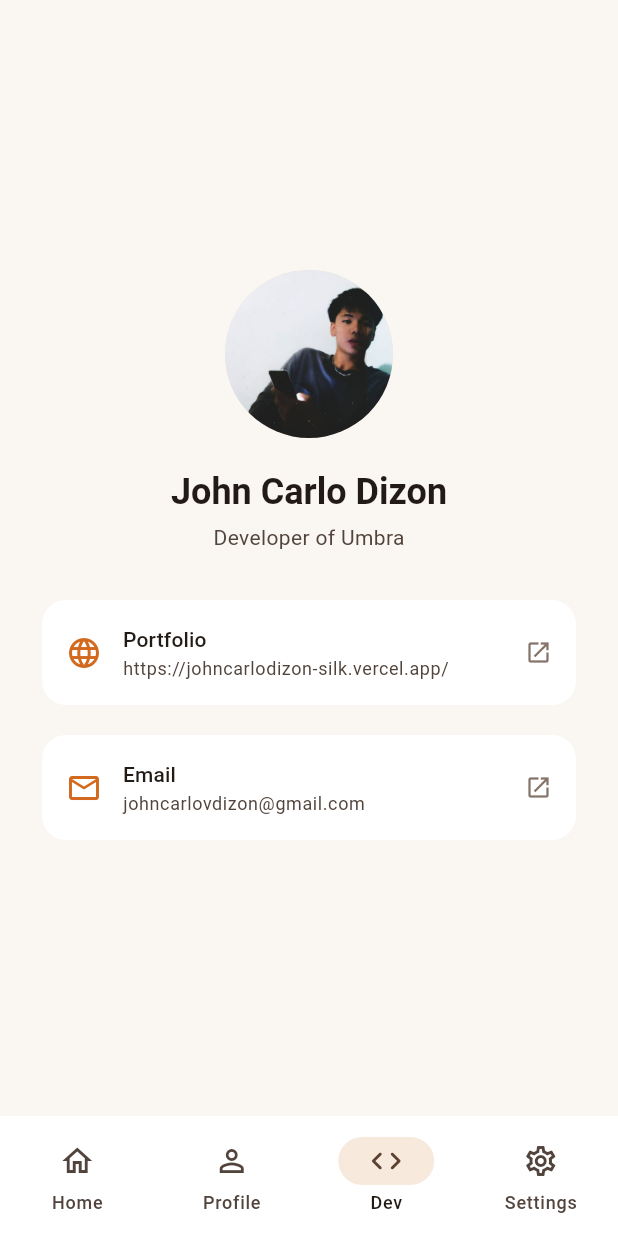
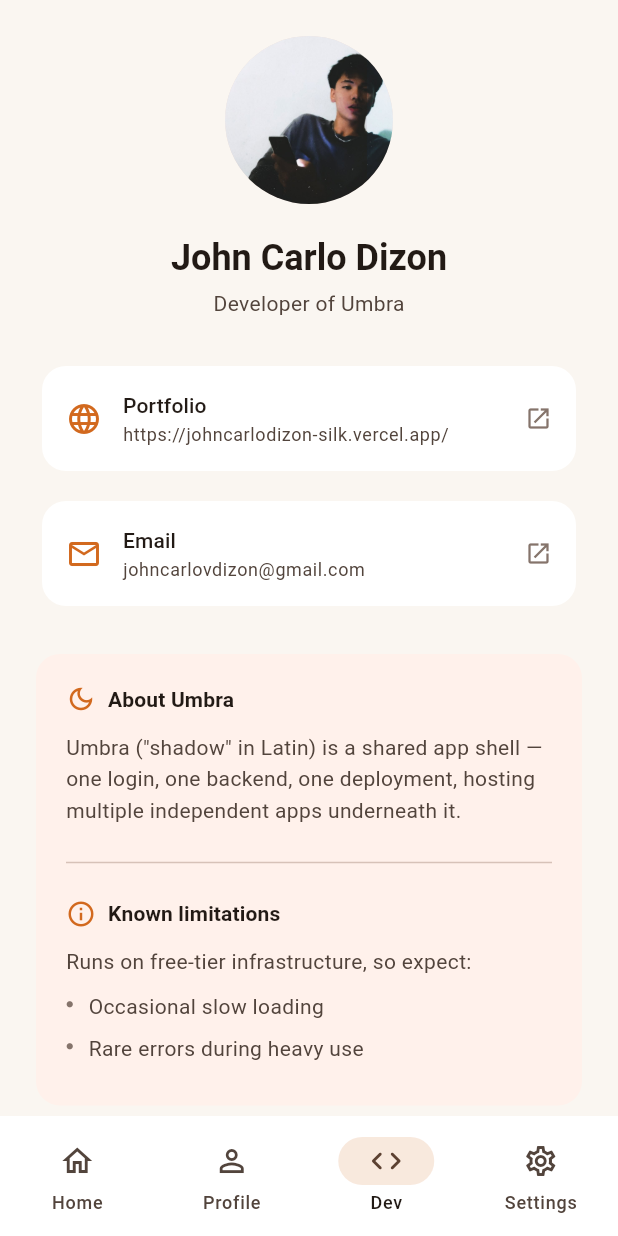
Before and after one commit to johncarlo-dizon/umbra, a Flutter app: the screen it shows after launch, item 3 of the bottom bar chosen, on a phone screen of 412 x 824 dp. Run offline on Flutter 3.47's test engine with Material 3 defaults, Android fonts, the light colour scheme and no system bars; our stand-ins replace cached_network_image, go_router, supabase_flutter; accounts and stored records are empty.

Commit message:
dev part

```diff
--- a/lib/core/screens/dev_screen.dart
+++ b/lib/core/screens/dev_screen.dart
@@ -22,7 +22,7 @@ class DevScreen extends StatelessWidget {
     return Center(
       child: ConstrainedBox(
         constraints: const BoxConstraints(maxWidth: 420),
-        child: Padding(
+        child: SingleChildScrollView(
           padding: const EdgeInsets.all(24),
           child: Column(
             mainAxisSize: MainAxisSize.min,
@@ -64,9 +64,123 @@ class DevScreen extends StatelessWidget {
                 subtitle: _email,
                 onTap: _openEmail,
               ),
+              const SizedBox(height: 28),
+              const _AboutUmbraCard(),
             ],
           ),
         ),
+      ),
+    );
+  }
+}
+
+class _AboutUmbraCard extends StatelessWidget {
+  const _AboutUmbraCard();
+
+  @override
+  Widget build(BuildContext context) {
+    return Container(
+      width: double.infinity,
+      padding: const EdgeInsets.all(20),
+      decoration: BoxDecoration(
+        color: Theme.of(context).colorScheme.surfaceContainerLow,
+        borderRadius: BorderRadius.circular(16),
+      ),
+      child: Column(
+        crossAxisAlignment: CrossAxisAlignment.start,
+        children: [
+          Row(
+            children: [
+              Icon(
+                Icons.dark_mode_outlined,
+                size: 20,
+                color: Theme.of(context).colorScheme.primary,
+              ),
+              const SizedBox(width: 8),
+              Text(
+                'About Umbra',
+                style: Theme.of(
+                  context,
+                ).textTheme.titleSmall?.copyWith(fontWeight: FontWeight.w600),
+              ),
+            ],
+          ),
+          const SizedBox(height: 12),
+          Text(
+            'Umbra ("shadow" in Latin) is a shared app shell — '
+            'one login, one backend, one deployment, hosting '
+            'multiple independent apps underneath it.',
+            style: Theme.of(context).textTheme.bodyMedium?.copyWith(
+              height: 1.5,
+              color: Theme.of(context).colorScheme.onSurfaceVariant,
+            ),
+          ),
+          const SizedBox(height: 16),
+          Divider(color: Theme.of(context).colorScheme.outlineVariant),
+          const SizedBox(height: 16),
+          Row(
+            children: [
+              Icon(
+                Icons.info_outline,
+                size: 20,
+                color: Theme.of(context).colorScheme.primary,
+              ),
+              const SizedBox(width: 8),
+              Text(
+                'Known limitations',
+                style: Theme.of(
+                  context,
+                ).textTheme.titleSmall?.copyWith(fontWeight: FontWeight.w600),
+              ),
+            ],
+          ),
+          const SizedBox(height: 12),
+          Text(
+            'Runs on free-tier infrastructure, so expect:',
+            style: Theme.of(context).textTheme.bodyMedium?.copyWith(
+              color: Theme.of(context).colorScheme.onSurfaceVariant,
+            ),
+          ),
+          const SizedBox(height: 10),
+          const _LimitationItem('Occasional slow loading'),
+          const _LimitationItem('Rare errors during heavy use'),
+        ],
+      ),
+    );
+  }
+}
+
+class _LimitationItem extends StatelessWidget {
+  final String text;
+
+  const _LimitationItem(this.text);
+
+  @override
+  Widget build(BuildContext context) {
+    return Padding(
+      padding: const EdgeInsets.only(bottom: 8),
+      child: Row(
+        crossAxisAlignment: CrossAxisAlignment.start,
+        children: [
+          Padding(
+            padding: const EdgeInsets.only(top: 6),
+            child: Icon(
+              Icons.circle,
+              size: 5,
+              color: Theme.of(context).colorScheme.outline,
+            ),
+          ),
+          const SizedBox(width: 10),
+          Expanded(
+            child: Text(
+              text,
+              style: Theme.of(context).textTheme.bodyMedium?.copyWith(
+                height: 1.4,
+                color: Theme.of(context).colorScheme.onSurfaceVariant,
+              ),
+            ),
+          ),
+        ],
       ),
     );
   }
```
